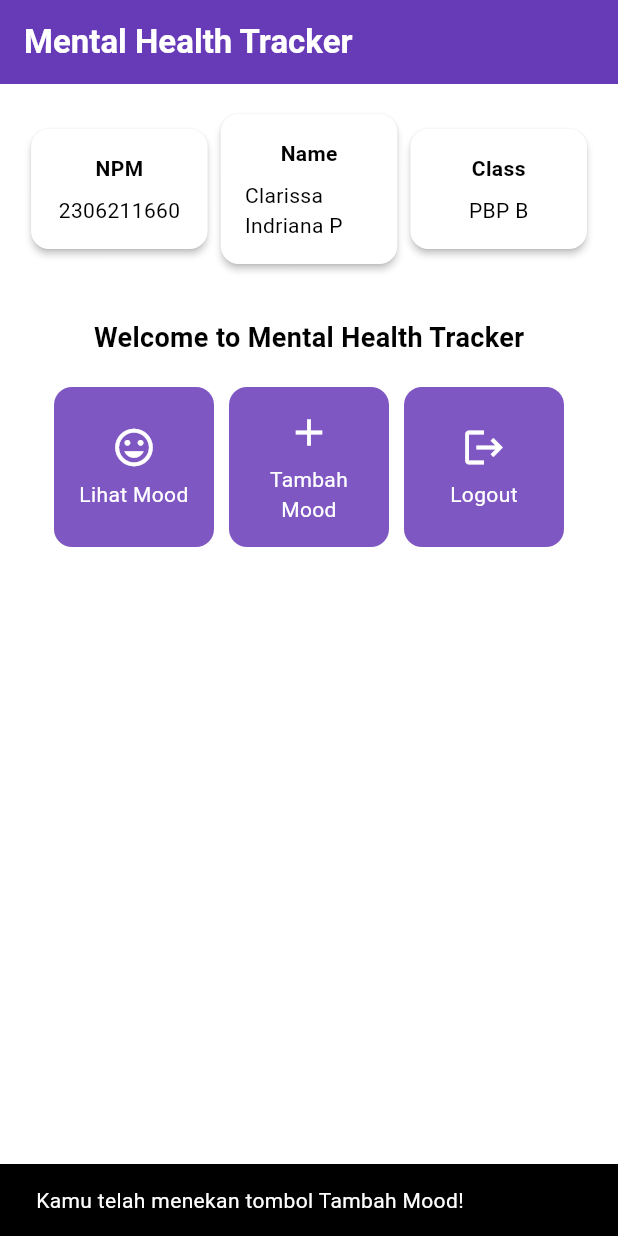
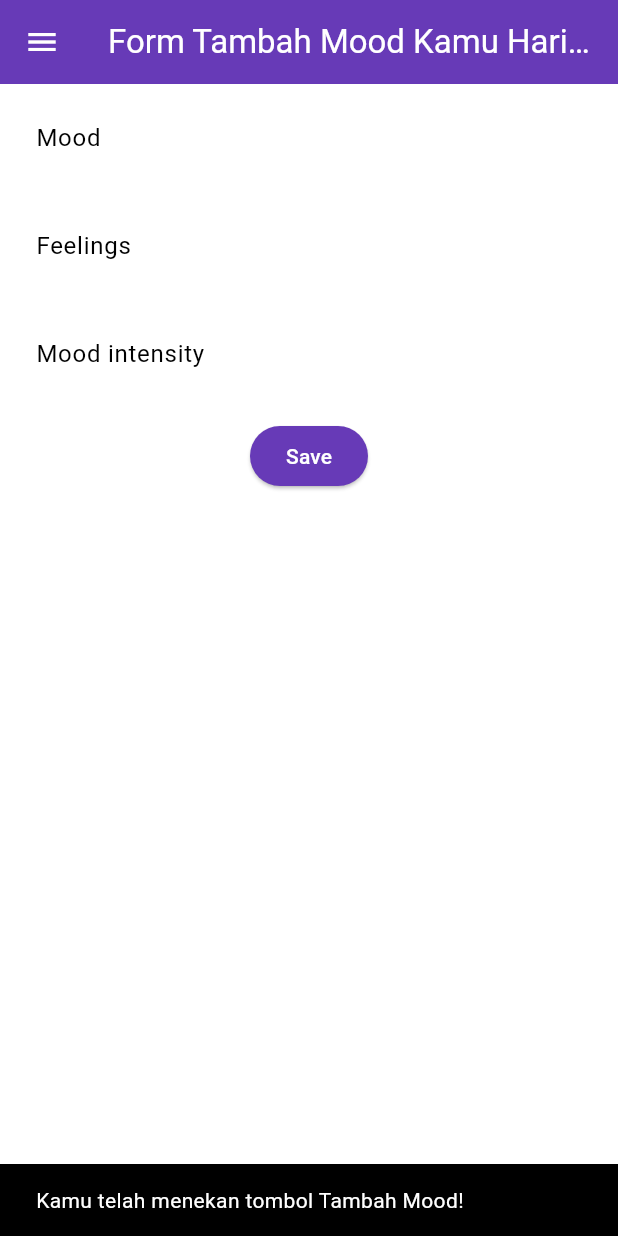
Before and after one commit to clarissaindriana/mental-health-tracker-mobile, a Flutter app: the screen it shows after launch, after a tap on "Tambah Mood", on a phone screen of 412 x 824 dp. Run offline on Flutter 3.47's test engine with Material 3 defaults, Android fonts, the phone set to English and light mode, and no system bars.

Commit message:
Tutorial 7

```diff
--- a/lib/main.dart
+++ b/lib/main.dart
@@ -1,5 +1,5 @@
 import 'package:flutter/material.dart';
-import 'package:mental_health_tracker/menu.dart';
+import 'package:mental_health_tracker/screens/menu.dart';
 
 void main() {
   runApp(const MyApp());
--- a/lib/menu.dart
+++ b/lib/screens/menu.dart
@@ -1,4 +1,6 @@
 import 'package:flutter/material.dart';
+import 'package:mental_health_tracker/widgets/left_drawer.dart';
+import 'package:mental_health_tracker/widgets/mood_card.dart';
 
 class MyHomePage extends StatelessWidget {
   final String npm = '2306211660'; // NPM
@@ -28,7 +30,11 @@ class MyHomePage extends StatelessWidget {
         ),
         // Warna latar belakang AppBar diambil dari skema warna tema aplikasi.
         backgroundColor: Theme.of(context).colorScheme.primary,
+        // Mengganti warna icon drawer menjadi putih
+        iconTheme: const IconThemeData(color: Colors.white),
       ),
+      // Masukkan drawer sebagai parameter nilai drawer dari widget Scaffold
+      drawer: const LeftDrawer(),
       // Body halaman dengan padding di sekelilingnya.
       body: Padding(
         padding: const EdgeInsets.all(16.0),
@@ -92,65 +98,6 @@ class MyHomePage extends StatelessWidget {
   }
 }
 
-class ItemHomepage {
-  final String name;
-  final IconData icon;
-
-  ItemHomepage(this.name, this.icon);
-}
-
-class ItemCard extends StatelessWidget {
-  // Menampilkan kartu dengan ikon dan nama.
-
-  final ItemHomepage item;
-
-  const ItemCard(this.item, {super.key});
-
-  @override
-  Widget build(BuildContext context) {
-    return Material(
-      // Menentukan warna latar belakang dari tema aplikasi.
-      color: Theme.of(context).colorScheme.secondary,
-      // Membuat sudut kartu melengkung.
-      borderRadius: BorderRadius.circular(12),
-
-      child: InkWell(
-        // Aksi ketika kartu ditekan.
-        onTap: () {
-          // Menampilkan pesan SnackBar saat kartu ditekan.
-          ScaffoldMessenger.of(context)
-            ..hideCurrentSnackBar()
-            ..showSnackBar(SnackBar(
-                content: Text("Kamu telah menekan tombol ${item.name}!")));
-        },
-        // Container untuk menyimpan Icon dan Text
-        child: Container(
-          padding: const EdgeInsets.all(8),
-          child: Center(
-            child: Column(
-              // Menyusun ikon dan teks di tengah kartu.
-              mainAxisAlignment: MainAxisAlignment.center,
-              children: [
-                Icon(
-                  item.icon,
-                  color: Colors.white,
-                  size: 30.0,
-                ),
-                const Padding(padding: EdgeInsets.all(3)),
-                Text(
-                  item.name,
-                  textAlign: TextAlign.center,
-                  style: const TextStyle(color: Colors.white),
-                ),
-              ],
-            ),
-          ),
-        ),
-      ),
-    );
-  }
-}
-
 class InfoCard extends StatelessWidget {
   // Kartu informasi yang menampilkan title dan content.
 
--- /dev/null
+++ b/lib/screens/moodentry_form.dart
@@ -0,0 +1,161 @@
+import 'package:flutter/material.dart';
+// Impor drawer widget
+import 'package:mental_health_tracker/widgets/left_drawer.dart';
+
+class MoodEntryFormPage extends StatefulWidget {
+  const MoodEntryFormPage({super.key});
+
+  @override
+  State<MoodEntryFormPage> createState() => _MoodEntryFormPageState();
+}
+
+class _MoodEntryFormPageState extends State<MoodEntryFormPage> {
+  final _formKey = GlobalKey<FormState>();
+  String _mood = "";
+  String _feelings = "";
+  int _moodIntensity = 0;
+
+  @override
+  Widget build(BuildContext context) {
+    return Scaffold(
+      appBar: AppBar(
+        title: const Center(
+          child: Text(
+            'Form Tambah Mood Kamu Hari ini',
+          ),
+        ),
+        backgroundColor: Theme.of(context).colorScheme.primary,
+        foregroundColor: Colors.white,
+      ),
+      drawer: const LeftDrawer(), // Menambahkan drawer di sini
+      body: Form(
+        key: _formKey,
+        child: SingleChildScrollView(
+            child: Column(
+          crossAxisAlignment: CrossAxisAlignment.start,
+          children: [
+            Padding(
+              padding: const EdgeInsets.all(8.0),
+              child: TextFormField(
+                decoration: InputDecoration(
+                  hintText: "Mood",
+                  labelText: "Mood",
+                  border: OutlineInputBorder(
+                    borderRadius: BorderRadius.circular(5.0),
+                  ),
+                ),
+                onChanged: (String? value) {
+                  setState(() {
+                    _mood = value!;
+                  });
+                },
+                validator: (String? value) {
+                  if (value == null || value.isEmpty) {
+                    return "Mood tidak boleh kosong!";
+                  }
+                  return null;
+                },
+              ),
+            ),
+            Padding(
+              padding: const EdgeInsets.all(8.0),
+              child: TextFormField(
+                decoration: InputDecoration(
+                  hintText: "Feelings",
+                  labelText: "Feelings",
+                  border: OutlineInputBorder(
+                    borderRadius: BorderRadius.circular(5.0),
+                  ),
+                ),
+                onChanged: (String? value) {
+                  setState(() {
+                    _feelings = value!;
+                  });
+                },
+                validator: (String? value) {
+                  if (value == null || value.isEmpty) {
+                    return "Feelings tidak boleh kosong!";
+                  }
+                  return null;
+                },
+              ),
+            ),
+            Padding(
+              padding: const EdgeInsets.all(8.0),
+              child: TextFormField(
+                decoration: InputDecoration(
+                  hintText: "Mood intensity",
+                  labelText: "Mood intensity",
+                  border: OutlineInputBorder(
+                    borderRadius: BorderRadius.circular(5.0),
+                  ),
+                ),
+                onChanged: (String? value) {
+                  setState(() {
+                    _moodIntensity = int.tryParse(value!) ?? 0;
+                  });
+                },
+                validator: (String? value) {
+                  if (value == null || value.isEmpty) {
+                    return "Mood intensity tidak boleh kosong!";
+                  }
+                  if (int.tryParse(value) == null) {
+                    return "Mood intensity harus berupa angka!";
+                  }
+                  return null;
+                },
+              ),
+            ),
+            Align(
+              alignment: Alignment.bottomCenter,
+              child: Padding(
+                padding: const EdgeInsets.all(8.0),
+                child: ElevatedButton(
+                  style: ButtonStyle(
+                    backgroundColor: MaterialStateProperty.all(
+                        Theme.of(context).colorScheme.primary),
+                  ),
+                  onPressed: () {
+                    if (_formKey.currentState!.validate()) {
+                      showDialog(
+                        context: context,
+                        builder: (context) {
+                          return AlertDialog(
+                            title: const Text('Mood berhasil tersimpan'),
+                            content: SingleChildScrollView(
+                              child: Column(
+                                crossAxisAlignment: CrossAxisAlignment.start,
+                                children: [
+                                  Text('Mood: $_mood'),
+                                  Text('Feelings: $_feelings'),
+                                  Text('Mood Intensity: $_moodIntensity'),
+                                ],
+                              ),
+                            ),
+                            actions: [
+                              TextButton(
+                                child: const Text('OK'),
+                                onPressed: () {
+                                  Navigator.pop(context);
+                                  _formKey.currentState!.reset();
+                                },
+                              ),
+                            ],
+                          );
+                        },
+                      );
+                    }
+                  },
+                  child: const Text(
+                    "Save",
+                    style: TextStyle(color: Colors.white),
+                  ),
+                ),
+              ),
+            ),
+          ],
+        )),
+      ),
+    );
+  }
+}
--- /dev/null
+++ b/lib/widgets/left_drawer.dart
@@ -0,0 +1,70 @@
+import 'package:flutter/material.dart';
+import 'package:mental_health_tracker/screens/menu.dart';
+import 'package:mental_health_tracker/screens/moodentry_form.dart';
+
+class LeftDrawer extends StatelessWidget {
+  const LeftDrawer({super.key});
+
+  @override
+  Widget build(BuildContext context) {
+    return Drawer(
+      child: ListView(
+        children: [
+          DrawerHeader(
+            decoration: BoxDecoration(
+              color: Theme.of(context).colorScheme.primary,
+            ),
+            child: const Column(
+              children: [
+                Text(
+                  'Mental Health Tracker',
+                  textAlign: TextAlign.center,
+                  style: TextStyle(
+                    fontSize: 24,
+                    fontWeight: FontWeight.bold,
+                    color: Colors.white,
+                  ),
+                ),
+                Padding(padding: EdgeInsets.all(8)),
+                Text(
+                  "Ayo jaga kesehatan mentalmu setiap hari disini!",
+                  textAlign: TextAlign.center,
+                  style: TextStyle(
+                    fontSize: 15,
+                    color: Colors.white,
+                    fontWeight: FontWeight.normal,
+                  ),
+                ),
+              ],
+            ),
+          ),
+          ListTile(
+            leading: const Icon(Icons.home_outlined),
+            title: const Text('Halaman Utama'),
+            // Bagian redirection ke MyHomePage
+            onTap: () {
+              Navigator.pushReplacement(
+                  context,
+                  MaterialPageRoute(
+                    builder: (context) => MyHomePage(),
+                  ));
+            },
+          ),
+          ListTile(
+            leading: const Icon(Icons.mood),
+            title: const Text('Tambah Mood'),
+            onTap: () {
+              Navigator.pop(context); // Menutup drawer
+              Navigator.push(
+                context,
+                MaterialPageRoute(
+                  builder: (context) => const MoodEntryFormPage(),
+                ),
+              );
+            },
+          ),
+        ],
+      ),
+    );
+  }
+}
--- /dev/null
+++ b/lib/widgets/mood_card.dart
@@ -0,0 +1,69 @@
+import 'package:flutter/material.dart';
+import 'package:mental_health_tracker/screens/moodentry_form.dart';
+
+class ItemHomepage {
+  final String name;
+  final IconData icon;
+
+  ItemHomepage(this.name, this.icon);
+}
+
+class ItemCard extends StatelessWidget {
+  // Menampilkan kartu dengan ikon dan nama.
+
+  final ItemHomepage item;
+
+  const ItemCard(this.item, {super.key});
+
+  @override
+  Widget build(BuildContext context) {
+    return Material(
+      // Menentukan warna latar belakang dari tema aplikasi.
+      color: Theme.of(context).colorScheme.secondary,
+      // Membuat sudut kartu melengkung.
+      borderRadius: BorderRadius.circular(12),
+
+      child: InkWell(
+        // Aksi ketika kartu ditekan.
+        onTap: () {
+          // Memunculkan SnackBar ketika diklik
+          ScaffoldMessenger.of(context)
+            ..hideCurrentSnackBar()
+            ..showSnackBar(SnackBar(
+                content: Text("Kamu telah menekan tombol ${item.name}!")));
+
+          // Navigate ke route yang sesuai (tergantung jenis tombol)
+          if (item.name == "Tambah Mood") {
+            Navigator.push(
+              context,
+              MaterialPageRoute(builder: (context) => MoodEntryFormPage()),
+            );
+          }
+        },
+        // Container untuk menyimpan Icon dan Text
+        child: Container(
+          padding: const EdgeInsets.all(8),
+          child: Center(
+            child: Column(
+              // Menyusun ikon dan teks di tengah kartu.
+              mainAxisAlignment: MainAxisAlignment.center,
+              children: [
+                Icon(
+                  item.icon,
+                  color: Colors.white,
+                  size: 30.0,
+                ),
+                const Padding(padding: EdgeInsets.all(3)),
+                Text(
+                  item.name,
+                  textAlign: TextAlign.center,
+                  style: const TextStyle(color: Colors.white),
+                ),
+              ],
+            ),
+          ),
+        ),
+      ),
+    );
+  }
+}
```
